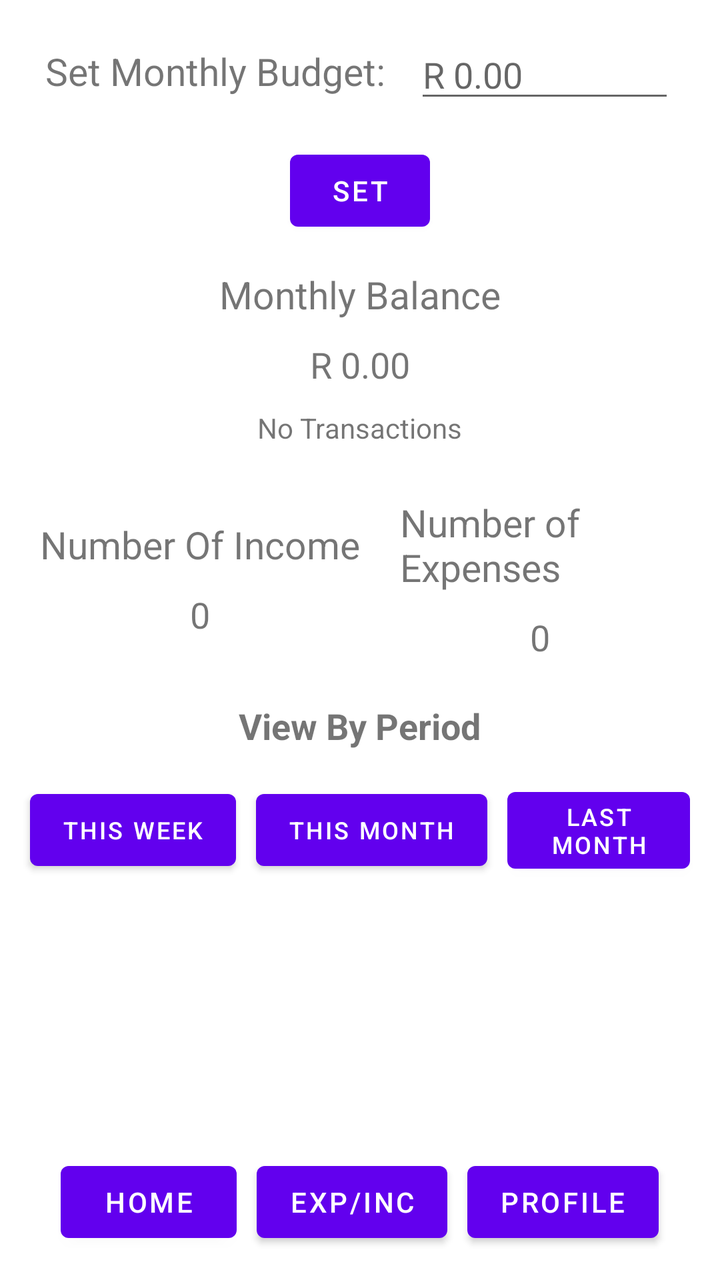
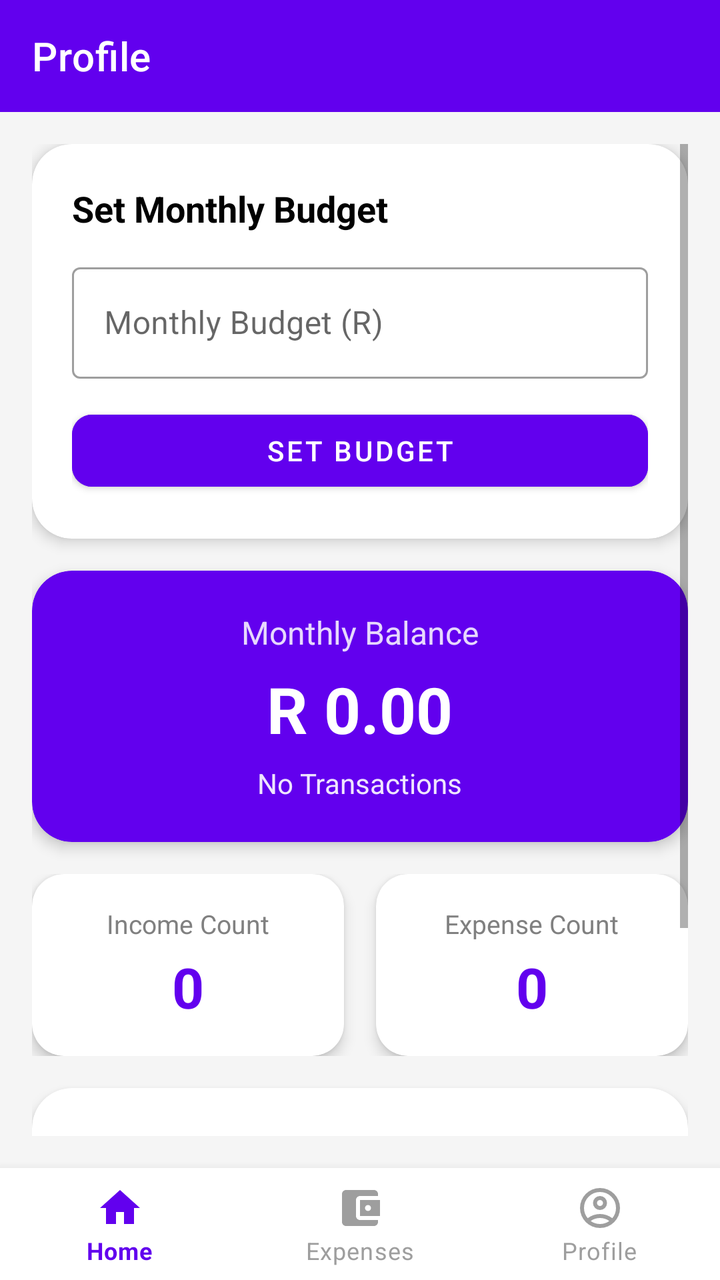

The first picture is an Android layout as it rendered before a commit; the second is the same layout after the commit. The layout source and the unified diff follow.
<!-- AndroidManifest.xml: application theme Theme.OPSC_POE -->
<!-- res/layout/activity_profile.xml -->
<?xml version="1.0" encoding="utf-8"?>
<LinearLayout xmlns:android="http://schemas.android.com/apk/res/android"
    xmlns:app="http://schemas.android.com/apk/res-auto"
    xmlns:tools="http://schemas.android.com/tools"
    android:id="@+id/main"
    android:layout_width="match_parent"
    android:layout_height="match_parent"
    android:orientation="vertical"
    android:padding="5dp"
    tools:context=".Profile">


    <LinearLayout
        android:layout_width="match_parent"
        android:layout_height="wrap_content"
        android:orientation="horizontal"
        android:gravity="center"
        android:padding="5dp">

        <TextView
            android:layout_width="wrap_content"
            android:layout_height="wrap_content"
            android:text="Set Monthly Budget: "
            android:textSize="19sp"
            android:layout_margin="5dp"
            />

        <EditText
            android:id="@+id/etMonthlyBudget"
            android:layout_width="130dp"
            android:layout_height="wrap_content"
            android:hint="R 0.00"
            android:layout_margin="5dp"
            />


    </LinearLayout>

    <Button
        android:id="@+id/btnSetMonthlyBudg"
        android:layout_width="70dp"
        android:layout_height="wrap_content"
        android:text="Set"
        android:layout_margin="5dp"
        android:layout_gravity="center"
        android:onClick="setMonthlyBudget"
        />

    <LinearLayout
        android:layout_width="match_parent"
        android:layout_height="wrap_content"
        android:orientation="vertical"
        android:gravity="center"
        android:padding="5dp">

        <TextView
            android:layout_width="wrap_content"
            android:layout_height="wrap_content"
            android:text="Monthly Balance"
            android:textSize="19sp"
            android:layout_margin="5dp"
            />

        <TextView
            android:id="@+id/tvMonthlyBalance"
            android:layout_width="wrap_content"
            android:layout_height="wrap_content"
            android:text="R 0.00"
            android:layout_margin="5dp"
            android:textSize="18sp"
            />

        <TextView
            android:id="@+id/etProfLossStatus"
            android:layout_width="wrap_content"
            android:layout_height="wrap_content"
            android:text="No Transactions"
            android:layout_margin="5dp"
            />

    </LinearLayout>

    <LinearLayout
        android:layout_width="match_parent"
        android:layout_height="wrap_content"
        android:orientation="horizontal"
        android:gravity="center"
        android:padding="5dp">
    
        <LinearLayout
            android:layout_width="wrap_content"
            android:layout_height="wrap_content"
            android:orientation="vertical"
            android:gravity="center"
            android:padding="5dp">
            <TextView
                android:layout_width="wrap_content"
                android:layout_height="wrap_content"
                android:text="Number Of Income"
                android:textSize="19sp"
                android:layout_margin="5dp"
                />
    
            <TextView
                android:id="@+id/tvNumOfInc"
                android:layout_width="wrap_content"
                android:layout_height="wrap_content"
                android:text="0"
                android:layout_margin="5dp"
                android:textSize="18sp"
                />

        </LinearLayout>
        <LinearLayout
            android:layout_width="wrap_content"
            android:layout_height="wrap_content"
            android:orientation="vertical"
            android:gravity="center"
            android:padding="5dp">
            
            <TextView
                android:layout_width="wrap_content"
                android:layout_height="wrap_content"
                android:text="Number of Expenses"
                android:textSize="19sp"
                android:layout_margin="5dp"
                />
            <TextView
                android:id="@+id/tvNumOfExp"
                android:layout_width="wrap_content"
                android:layout_height="wrap_content"
                android:text="0"
                android:textSize="18sp"
                android:layout_margin="5dp"
                />
        </LinearLayout>

    </LinearLayout>

    
    <TextView
        android:layout_width="wrap_content"
        android:layout_height="wrap_content"
        android:text="View By Period"
        android:textSize="18sp"
        android:textStyle="bold"
        android:layout_gravity="center"
        android:layout_margin="5dp" />

    <LinearLayout
        android:layout_width="match_parent"
        android:layout_height="wrap_content"
        android:orientation="horizontal"
        android:gravity="center"
        android:padding="5dp">

        <Button
            android:id="@+id/btnThisWeek"
            android:layout_width="wrap_content"
            android:layout_height="wrap_content"
            android:text="This Week"
            android:textSize="12sp"
            android:layout_margin="5dp" />

        <Button
            android:id="@+id/btnThisMonth"
            android:layout_width="wrap_content"
            android:layout_height="wrap_content"
            android:text="This Month"
            android:textSize="12sp"
            android:layout_margin="5dp" />

        <Button
            android:id="@+id/btnLastMonth"
            android:layout_width="wrap_content"
            android:layout_height="wrap_content"
            android:text="Last Month"
            android:textSize="12sp"
            android:layout_margin="5dp" />

    </LinearLayout>

    
    <ScrollView
        android:layout_width="match_parent"
        android:layout_height="0dp"
        android:layout_weight="1"
        android:layout_margin="5dp">

        <LinearLayout
            android:id="@+id/llResultsContainer"
            android:layout_width="match_parent"
            android:layout_height="wrap_content"
            android:orientation="vertical" />

    </ScrollView>
    

    <LinearLayout
        android:layout_width="match_parent"
        android:layout_height="wrap_content"
        android:orientation="horizontal"
        android:gravity="center"
        android:padding="5dp">

        <Button
            android:id="@+id/btnHome"
            android:layout_width="wrap_content"
            android:layout_height="wrap_content"
            android:text="Home"
            android:layout_margin="5dp"
            />

        <Button
            android:id="@+id/btnExpInc"
            android:layout_width="wrap_content"
            android:layout_height="wrap_content"
            android:text="Exp/Inc"
            android:layout_margin="5dp"
            />

        <Button
            android:id="@+id/btnProfile"
            android:layout_width="wrap_content"
            android:layout_height="wrap_content"
            android:text="Profile"
            android:layout_margin="5dp"
            />

    </LinearLayout>



</LinearLayout>
<!-- resources referenced by this layout -->
<resources>
  <style name="Theme.OPSC_POE" parent="Theme.MaterialComponents.DayNight.DarkActionBar">
          
          <item name="colorPrimary">@color/purple_500</item>
          <item name="colorPrimaryVariant">@color/purple_700</item>
          <item name="colorOnPrimary">@color/white</item>
          
          <item name="colorSecondary">@color/teal_200</item>
          <item name="colorSecondaryVariant">@color/teal_700</item>
          <item name="colorOnSecondary">@color/black</item>
          
          <item name="android:statusBarColor">?attr/colorPrimaryVariant</item>
          
      </style>
  <color name="purple_500">#FF6200EE</color>
  <color name="purple_700">#FF3700B3</color>
  <color name="white">#FFFFFFFF</color>
  <color name="teal_200">#FF03DAC5</color>
  <color name="teal_700">#FF018786</color>
  <color name="black">#FF000000</color>
</resources>

<!-- the commit's change to res/layout/activity_profile.xml (unified diff, before → after) -->
@@ -1,234 +1,373 @@
+<?xml version="1.0" encoding="utf-8"?>
+<androidx.drawerlayout.widget.DrawerLayout
+    xmlns:android="http://schemas.android.com/apk/res/android"
+    xmlns:app="http://schemas.android.com/apk/res-auto"
+    xmlns:tools="http://schemas.android.com/tools"
+    android:id="@+id/drawerLayout"
+    android:layout_width="match_parent"
+    android:layout_height="match_parent"
+    tools:context=".Profile">
+
+    
+    <LinearLayout
+        android:id="@+id/main"
+        android:layout_width="match_parent"
+        android:layout_height="match_parent"
+        android:orientation="vertical"
+        android:background="#F5F5F5">
+
+        
+        <com.google.android.material.appbar.MaterialToolbar
+            android:id="@+id/toolbar"
+            android:layout_width="match_parent"
+            android:layout_height="?attr/actionBarSize"
+            android:background="@color/purple_500"
+            app:title="Profile"
+            app:titleTextColor="@color/white"
+            app:navigationIconTint="@color/white" />
+
+        <ScrollView
+            android:layout_width="match_parent"
+            android:layout_height="0dp"
+            android:layout_weight="1"
+            android:padding="16dp">
+
+            <LinearLayout
+                android:layout_width="match_parent"
+                android:layout_height="wrap_content"
+                android:orientation="vertical">
+
+                
+                <androidx.cardview.widget.CardView
+                    android:layout_width="match_parent"
+                    android:layout_height="wrap_content"
+                    android:layout_marginBottom="16dp"
+                    app:cardCornerRadius="20dp"
+                    app:cardElevation="4dp"
+                    app:cardBackgroundColor="@color/white">
+
+                    <LinearLayout
+                        android:layout_width="match_parent"
+                        android:layout_height="wrap_content"
+                        android:orientation="vertical"
+                        android:padding="20dp">
+
+                        <TextView
+                            android:layout_width="wrap_content"
+                            android:layout_height="wrap_content"
+                            android:text="Set Monthly Budget"
+                            android:textSize="18sp"
+                            android:textStyle="bold"
+                            android:textColor="@color/black"
+                            android:layout_marginBottom="12dp" />
+
+                        <com.google.android.material.textfield.TextInputLayout
+                            android:layout_width="match_parent"
+                            android:layout_height="wrap_content"
+                            style="@style/Widget.MaterialComponents.TextInputLayout.OutlinedBox"
+                            android:hint="Monthly Budget (R)"
+                            android:layout_marginBottom="12dp">
+
+                            <com.google.android.material.textfield.TextInputEditText
+                                android:id="@+id/etMonthlyBudget"
+                                android:layout_width="match_parent"
+                                android:layout_height="wrap_content"
+                                android:inputType="numberDecimal" />
+
+                        </com.google.android.material.textfield.TextInputLayout>
+
+                        <com.google.android.material.button.MaterialButton
+                            android:id="@+id/btnSetMonthlyBudg"
+                            android:layout_width="match_parent"
+                            android:layout_height="48dp"
+                            android:text="Set Budget"
+                            android:onClick="setMonthlyBudget"
+                            app:cornerRadius="10dp"
+                            android:backgroundTint="@color/purple_500" />
+
+                    </LinearLayout>
+
+                </androidx.cardview.widget.CardView>
+
+                
+                <androidx.cardview.widget.CardView
+                    android:layout_width="match_parent"
+                    android:layout_height="wrap_content"
+                    android:layout_marginBottom="16dp"
+                    app:cardCornerRadius="20dp"
+                    app:cardElevation="4dp"
+                    app:cardBackgroundColor="@color/purple_500">
+
+                    <LinearLayout
+                        android:layout_width="match_parent"
+                        android:layout_height="wrap_content"
+                        android:orientation="vertical"
+                        android:padding="20dp"
+                        android:gravity="center">
+
+                        <TextView
+                            android:layout_width="wrap_content"
+                            android:layout_height="wrap_content"
+                            android:text="Monthly Balance"
+                            android:textSize="16sp"
+                            android:textColor="@color/white"
+                            android:alpha="0.85" />
+
+                        <TextView
+                            android:id="@+id/tvMonthlyBalance"
+                            android:layout_width="wrap_content"
+                            android:layout_height="wrap_content"
+                            android:text="R 0.00"
+                            android:textSize="32sp"
+                            android:textStyle="bold"
+                            android:textColor="@color/white"
+                            android:layout_marginTop="6dp" />
+
+                        <TextView
+                            android:id="@+id/etProfLossStatus"
+                            android:layout_width="wrap_content"
+                            android:layout_height="wrap_content"
+                            android:text="No Transactions"
+                            android:textSize="14sp"
+                            android:textColor="@color/white"
+                            android:alpha="0.9"
+                            android:layout_marginTop="6dp" />
+
+                    </LinearLayout>
+
+                </androidx.cardview.widget.CardView>
+
+                
+                <LinearLayout
+                    android:layout_width="match_parent"
+                    android:layout_height="wrap_content"
+                    android:orientation="horizontal"
+                    android:layout_marginBottom="16dp">
+
+                    
+                    <androidx.cardview.widget.CardView
+                        android:layout_width="0dp"
+                        android:layout_height="wrap_content"
+                        android:layout_weight="1"
+                        android:layout_marginEnd="8dp"
+                        app:cardCornerRadius="16dp"
+                        app:cardElevation="4dp"
+                        app:cardBackgroundColor="@color/white">
+
+                        <LinearLayout
+                            android:layout_width="match_parent"
+                            android:layout_height="wrap_content"
+                            android:orientation="vertical"
+                            android:padding="16dp"
+                            android:gravity="center">
+
+                            <TextView
+                                android:layout_width="wrap_content"
+                                android:layout_height="wrap_content"
+                                android:text="Income Count"
+                                android:textSize="13sp"
+                                android:textColor="@color/gray" />
+
+                            <TextView
+                                android:id="@+id/tvNumOfInc"
+                                android:layout_width="wrap_content"
+                                android:layout_height="wrap_content"
+                                android:text="0"
+                                android:textSize="28sp"
+                                android:textStyle="bold"
+                                android:textColor="@color/purple_500"
+                                android:layout_marginTop="4dp" />
+
+                        </LinearLayout>
+
+                    </androidx.cardview.widget.CardView>
+
+                    
+                    <androidx.cardview.widget.CardView
+                        android:layout_width="0dp"
+                        android:layout_height="wrap_content"
+                        android:layout_weight="1"
+                        android:layout_marginStart="8dp"
+                        app:cardCornerRadius="16dp"
+                        app:cardElevation="4dp"
+                        app:cardBackgroundColor="@color/white">
+
+                        <LinearLayout
+                            android:layout_width="match_parent"
+                            android:layout_height="wrap_content"
+                            android:orientation="vertical"
+                            android:padding="16dp"
+                            android:gravity="center">
+
+                            <TextView
+                                android:layout_width="wrap_content"
+                                android:layout_height="wrap_content"
+                                android:text="Expense Count"
+                                android:textSize="13sp"
+                                android:textColor="@color/gray" />
+
+                            <TextView
+                                android:id="@+id/tvNumOfExp"
+                                android:layout_width="wrap_content"
+                                android:layout_height="wrap_content"
+                                android:text="0"
+                                android:textSize="28sp"
+                                android:textStyle="bold"
+                                android:textColor="@color/purple_500"
+                                android:layout_marginTop="4dp" />
+
+                        </LinearLayout>
+
+                    </androidx.cardview.widget.CardView>
+
+                </LinearLayout>
+
+                
+                <androidx.cardview.widget.CardView
+                    android:layout_width="match_parent"
+                    android:layout_height="wrap_content"
+                    android:layout_marginBottom="16dp"
+                    app:cardCornerRadius="20dp"
+                    app:cardElevation="4dp"
+                    app:cardBackgroundColor="@color/white">
+
+                    <LinearLayout
+                        android:layout_width="match_parent"
+                        android:layout_height="wrap_content"
+                        android:orientation="vertical"
+                        android:padding="20dp">
+
+                        <TextView
+                            android:layout_width="wrap_content"
+                            android:layout_height="wrap_content"
+                            android:text="View By Period"
+                            android:textSize="18sp"
+                            android:textStyle="bold"
+                            android:textColor="@color/black"
+                            android:layout_marginBottom="12dp" />
+
+                        <LinearLayout
+                            android:layout_width="match_parent"
+                            android:layout_height="wrap_content"
+                            android:orientation="horizontal">
+
+                            <com.google.android.material.button.MaterialButton
+                                android:id="@+id/btnThisWeek"
+                                android:layout_width="0dp"
+                                android:layout_height="40dp"
+                                android:layout_weight="1"
+                                android:layout_marginEnd="4dp"
+                                android:text="This Week"
+                                android:textSize="9sp"
+                                app:cornerRadius="8dp"
+                                style="@style/Widget.MaterialComponents.Button.OutlinedButton"
+                                app:strokeColor="@color/purple_500"
+                                android:textColor="@color/purple_500" />
+
+                            <com.google.android.material.button.MaterialButton
+                                android:id="@+id/btnThisMonth"
+                                android:layout_width="0dp"
+                                android:layout_height="40dp"
+                                android:layout_weight="1"
+                                android:layout_marginHorizontal="4dp"
+                                android:text="This Month"
+                                android:textSize="9sp"
+                                app:cornerRadius="8dp"
+                                style="@style/Widget.MaterialComponents.Button.OutlinedButton"
+                                app:strokeColor="@color/purple_500"
+                                android:textColor="@color/purple_500" />
+
+                            <com.google.android.material.button.MaterialButton
+                                android:id="@+id/btnLastMonth"
+                                android:layout_width="0dp"
+                                android:layout_height="40dp"
+                                android:layout_weight="1"
+                                android:layout_marginStart="4dp"
+                                android:text="Last Month"
+                                android:textSize="9sp"
+                                app:cornerRadius="8dp"
+                                style="@style/Widget.MaterialComponents.Button.OutlinedButton"
+                                app:strokeColor="@color/purple_500"
+                                android:textColor="@color/purple_500" />
+
+                        </LinearLayout>
+
+                    </LinearLayout>
+
+                </androidx.cardview.widget.CardView>
+
+                
+                <androidx.cardview.widget.CardView
+                    android:layout_width="match_parent"
+                    android:layout_height="wrap_content"
+                    android:layout_marginBottom="16dp"
+                    app:cardCornerRadius="20dp"
+                    app:cardElevation="4dp"
+                    app:cardBackgroundColor="@color/white">
+
+                    <LinearLayout
+                        android:id="@+id/llResultsContainer"
+                        android:layout_width="match_parent"
+                        android:layout_height="wrap_content"
+                        android:orientation="vertical"
+                        android:padding="16dp" />
+
+                </androidx.cardview.widget.CardView>
+
+            </LinearLayout>
+
+        </ScrollView>
+
+        
+        <com.google.android.material.bottomnavigation.BottomNavigationView
+            android:id="@+id/bottomNavigationView"
+            android:layout_width="match_parent"
+            android:layout_height="wrap_content"
+            android:background="@color/white"
+            app:menu="@menu/bottom_nav_menu"
+            app:itemIconTint="@color/bottom_nav_color"
+            app:itemTextColor="@color/bottom_nav_color"
+            app:labelVisibilityMode="labeled" />
+
+    </LinearLayout>
+
+    
+    <com.google.android.material.navigation.NavigationView
+        android:id="@+id/navigationView"
+        android:layout_width="280dp"
+        android:layout_height="match_parent"
+        android:layout_gravity="start"
+        app:headerLayout="@layout/nav_header"
+        app:menu="@menu/nav_menu"
+        app:itemIconTint="@color/purple_500"
+        app:itemTextColor="@color/black" />
+
+</androidx.drawerlayout.widget.DrawerLayout>
+<!-- res/layout/nav_header.xml (included above) -->
 <?xml version="1.0" encoding="utf-8"?>
 <LinearLayout xmlns:android="http://schemas.android.com/apk/res/android"
-    xmlns:app="http://schemas.android.com/apk/res-auto"
-    xmlns:tools="http://schemas.android.com/tools"
-    android:id="@+id/main"
     android:layout_width="match_parent"
-    android:layout_height="match_parent"
+    android:layout_height="180dp"
     android:orientation="vertical"
-    android:padding="5dp"
-    tools:context=".Profile">
-
-
-    <LinearLayout
-        android:layout_width="match_parent"
-        android:layout_height="wrap_content"
-        android:orientation="horizontal"
-        android:gravity="center"
-        android:padding="5dp">
-
-        <TextView
-            android:layout_width="wrap_content"
-            android:layout_height="wrap_content"
-            android:text="Set Monthly Budget: "
-            android:textSize="19sp"
-            android:layout_margin="5dp"
-            />
-
-        <EditText
-            android:id="@+id/etMonthlyBudget"
-            android:layout_width="130dp"
-            android:layout_height="wrap_content"
-            android:hint="R 0.00"
-            android:layout_margin="5dp"
-            />
-
-
-    </LinearLayout>
-
-    <Button
-        android:id="@+id/btnSetMonthlyBudg"
-        android:layout_width="70dp"
-        android:layout_height="wrap_content"
-        android:text="Set"
-        android:layout_margin="5dp"
-        android:layout_gravity="center"
-        android:onClick="setMonthlyBudget"
-        />
-
-    <LinearLayout
-        android:layout_width="match_parent"
-        android:layout_height="wrap_content"
-        android:orientation="vertical"
-        android:gravity="center"
-        android:padding="5dp">
-
-        <TextView
-            android:layout_width="wrap_content"
-            android:layout_height="wrap_content"
-            android:text="Monthly Balance"
-            android:textSize="19sp"
-            android:layout_margin="5dp"
-            />
-
-        <TextView
-            android:id="@+id/tvMonthlyBalance"
-            android:layout_width="wrap_content"
-            android:layout_height="wrap_content"
-            android:text="R 0.00"
-            android:layout_margin="5dp"
-            android:textSize="18sp"
-            />
-
-        <TextView
-            android:id="@+id/etProfLossStatus"
-            android:layout_width="wrap_content"
-            android:layout_height="wrap_content"
-            android:text="No Transactions"
-            android:layout_margin="5dp"
-            />
-
-    </LinearLayout>
-
-    <LinearLayout
-        android:layout_width="match_parent"
-        android:layout_height="wrap_content"
-        android:orientation="horizontal"
-        android:gravity="center"
-        android:padding="5dp">
-    
-        <LinearLayout
-            android:layout_width="wrap_content"
-            android:layout_height="wrap_content"
-            android:orientation="vertical"
-            android:gravity="center"
-            android:padding="5dp">
-            <TextView
-                android:layout_width="wrap_content"
-                android:layout_height="wrap_content"
-                android:text="Number Of Income"
-                android:textSize="19sp"
-                android:layout_margin="5dp"
-                />
-    
-            <TextView
-                android:id="@+id/tvNumOfInc"
-                android:layout_width="wrap_content"
-                android:layout_height="wrap_content"
-                android:text="0"
-                android:layout_margin="5dp"
-                android:textSize="18sp"
-                />
-
-        </LinearLayout>
-        <LinearLayout
-            android:layout_width="wrap_content"
-            android:layout_height="wrap_content"
-            android:orientation="vertical"
-            android:gravity="center"
-            android:padding="5dp">
-            
-            <TextView
-                android:layout_width="wrap_content"
-                android:layout_height="wrap_content"
-                android:text="Number of Expenses"
-                android:textSize="19sp"
-                android:layout_margin="5dp"
-                />
-            <TextView
-                android:id="@+id/tvNumOfExp"
-                android:layout_width="wrap_content"
-                android:layout_height="wrap_content"
-                android:text="0"
-                android:textSize="18sp"
-                android:layout_margin="5dp"
-                />
-        </LinearLayout>
-
-    </LinearLayout>
-
-    
+    android:gravity="bottom"
+    android:padding="24dp"
+    android:background="@color/purple_500">
+
     <TextView
         android:layout_width="wrap_content"
         android:layout_height="wrap_content"
-        android:text="View By Period"
-        android:textSize="18sp"
+        android:text="Spend Smart"
+        android:textSize="22sp"
         android:textStyle="bold"
-        android:layout_gravity="center"
-        android:layout_margin="5dp" />
-
-    <LinearLayout
-        android:layout_width="match_parent"
+        android:textColor="@color/white" />
+
+    <TextView
+        android:layout_width="wrap_content"
         android:layout_height="wrap_content"
-        android:orientation="horizontal"
-        android:gravity="center"
-        android:padding="5dp">
-
-        <Button
-            android:id="@+id/btnThisWeek"
-            android:layout_width="wrap_content"
-            android:layout_height="wrap_content"
-            android:text="This Week"
-            android:textSize="12sp"
-            android:layout_margin="5dp" />
-
-        <Button
-            android:id="@+id/btnThisMonth"
-            android:layout_width="wrap_content"
-            android:layout_height="wrap_content"
-            android:text="This Month"
-            android:textSize="12sp"
-            android:layout_margin="5dp" />
-
-        <Button
-            android:id="@+id/btnLastMonth"
-            android:layout_width="wrap_content"
-            android:layout_height="wrap_content"
-            android:text="Last Month"
-            android:textSize="12sp"
-            android:layout_margin="5dp" />
-
-    </LinearLayout>
-
-    
-    <ScrollView
-        android:layout_width="match_parent"
-        android:layout_height="0dp"
-        android:layout_weight="1"
-        android:layout_margin="5dp">
-
-        <LinearLayout
-            android:id="@+id/llResultsContainer"
-            android:layout_width="match_parent"
-            android:layout_height="wrap_content"
-            android:orientation="vertical" />
-
-    </ScrollView>
-    
-
-    <LinearLayout
-        android:layout_width="match_parent"
-        android:layout_height="wrap_content"
-        android:orientation="horizontal"
-        android:gravity="center"
-        android:padding="5dp">
-
-        <Button
-            android:id="@+id/btnHome"
-            android:layout_width="wrap_content"
-            android:layout_height="wrap_content"
-            android:text="Home"
-            android:layout_margin="5dp"
-            />
-
-        <Button
-            android:id="@+id/btnExpInc"
-            android:layout_width="wrap_content"
-            android:layout_height="wrap_content"
-            android:text="Exp/Inc"
-            android:layout_margin="5dp"
-            />
-
-        <Button
-            android:id="@+id/btnProfile"
-            android:layout_width="wrap_content"
-            android:layout_height="wrap_content"
-            android:text="Profile"
-            android:layout_margin="5dp"
-            />
-
-    </LinearLayout>
-
-
+        android:text="Track your finances with ease"
+        android:textSize="13sp"
+        android:textColor="@color/white"
+        android:alpha="0.8"
+        android:layout_marginTop="4dp" />
 
 </LinearLayout>
<!-- resource entries referenced after the edit -->
@@ -19,5 +19,6 @@
   <color name="teal_200">#FF03DAC5</color>
   <color name="teal_700">#FF018786</color>
   <color name="black">#FF000000</color>
+  <color name="gray">#808080</color>
 </resources>
 
